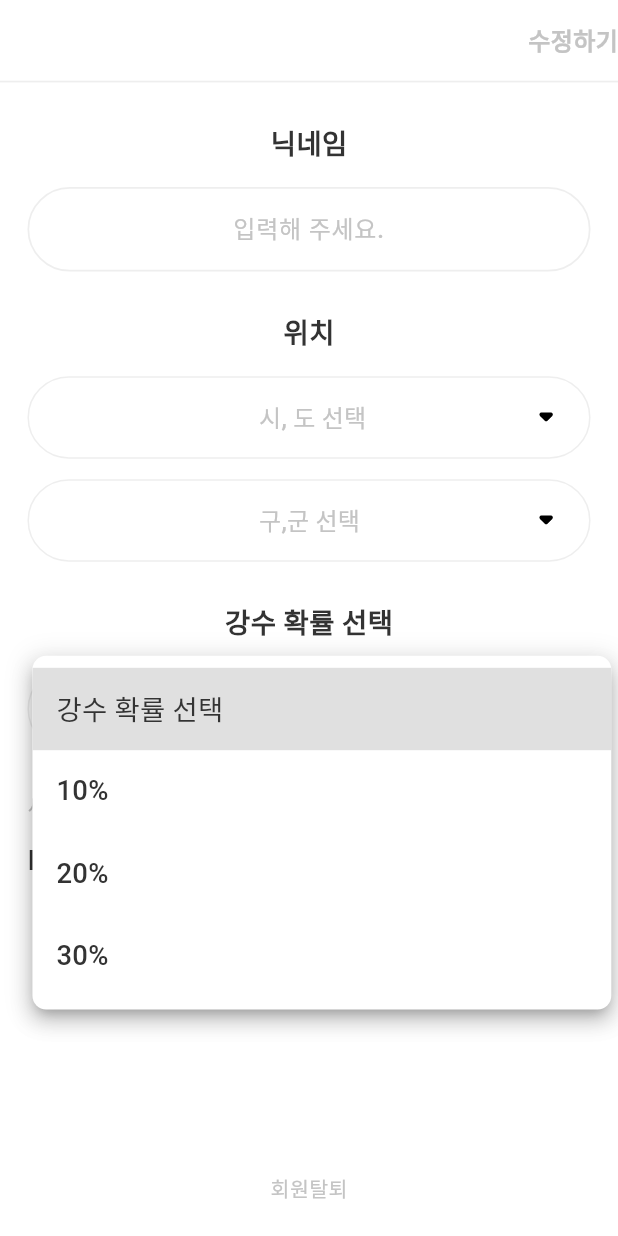
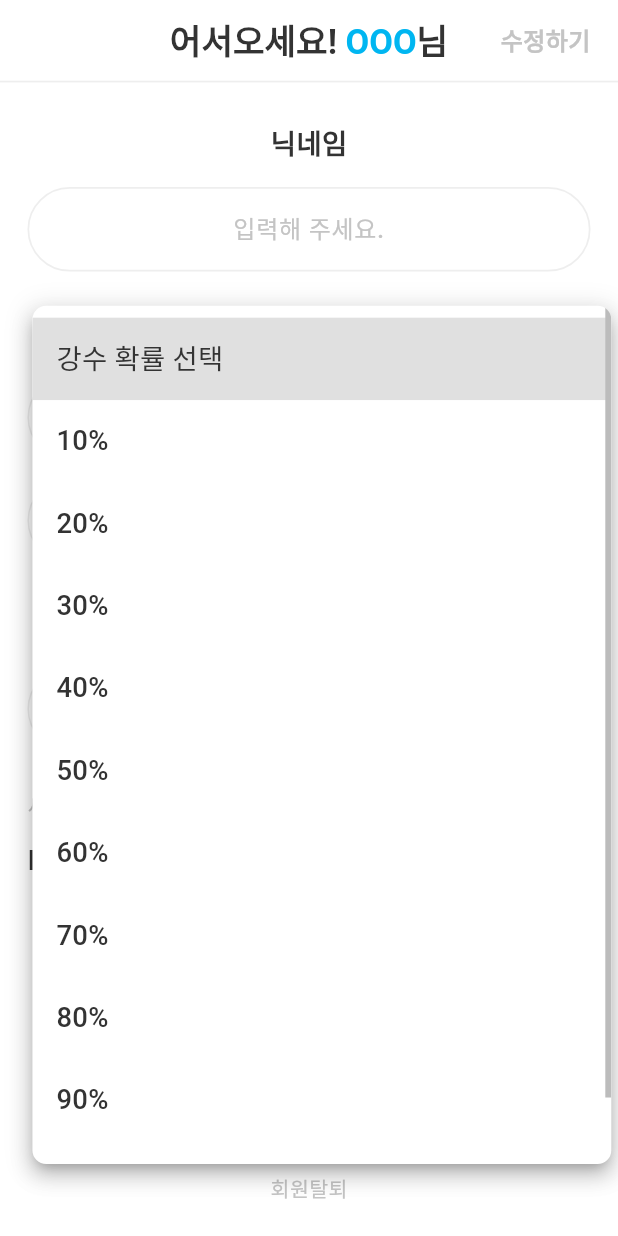
Before and after one commit to Sheeps-Dev-Team/car-warshing-day-client, a Flutter app: the ProfilePage screen opened directly, after a tap on "강수 확률 선택", on a phone screen of 412 x 824 dp. Run offline on Flutter 3.47's test engine with Material 3 defaults, Android fonts, the phone set to English and light mode, and no system bars; our stand-ins replace extended_image, flutter_svg, fluttertoast, gap, get, lottie and 1 more; Roboto replaces fonts that are missing (Pretendard); project files that could hold a hidden picture were left out.

Commit message:
프로필 페이지 수정

```diff
--- a/lib/screens/login/controllers/login_controller.dart
+++ b/lib/screens/login/controllers/login_controller.dart
@@ -3,6 +3,7 @@ import 'package:get/get.dart';
 class LoginController extends GetxController {
   RxString selectedArea = ''.obs; // 선택된 시, 도
   RxString selectedSubArea = ''.obs; // 선택된 구, 군
+  RxString selectedPrecipitationProbability = ''.obs;
 
   // 매장 검색
   // void storeSearch() {
--- a/lib/screens/main/controllers/main_page_controller.dart
+++ b/lib/screens/main/controllers/main_page_controller.dart
@@ -18,8 +18,8 @@ class MainPageController extends GetxController {
       'iconPath': GlobalAssets.svgCalendar,
     },
     {
-      //'page': () => ProfilePage(),
-      'page': () => LoginPage(),
+      'page': () => ProfilePage(),
+      //'page': () => LoginPage(),
       'iconPath': GlobalAssets.svgPerson,
     },
   ];
--- a/lib/screens/profile/controllers/profile_controller.dart
+++ b/lib/screens/profile/controllers/profile_controller.dart
@@ -9,4 +9,5 @@ class ProfileController extends GetxController {
 
   RxString selectedArea = ''.obs; // 선택된 시, 도
   RxString selectedSubArea = ''.obs; // 선택된 구, 군
+  RxString selectedPrecipitationProbability = ''.obs; // 선택된 강수 확률
 }
--- a/lib/screens/profile/profile_page.dart
+++ b/lib/screens/profile/profile_page.dart
@@ -1,4 +1,5 @@
 import 'package:car_washing_day/config/constants.dart';
+import 'package:car_washing_day/data/region_data.dart';
 import 'package:car_washing_day/screens/login/login_page.dart';
 import 'package:car_washing_day/screens/profile/controllers/profile_controller.dart';
 import 'package:car_washing_day/screens/profile/profile_detail_page.dart';
@@ -25,26 +26,61 @@ class ProfilePage extends StatelessWidget {
     return BaseWidget(
       child: Scaffold(
         appBar: CustomAppBar(
-          //title: isLogin ? '로그인 해주세요' : ,
-          leading: SizedBox.shrink(),
+          centerTitle: true,
+          title: isLogin ? '로그인 해주세요' : '',
+          titleWidget: isLogin
+              ? null
+              : RichText(
+                  text: TextSpan(
+                      style: $style.text.headline20.copyWith(
+                          color: $style.colors.primary,
+                          fontWeight: FontWeight.w700),
+                      children: [
+                        TextSpan(
+                          text: '어서오세요! ',
+                          style: $style.text.headline20
+                              .copyWith(fontWeight: FontWeight.w700),
+                        ),
+                        const TextSpan(
+                          text: 'OOO',
+                        ),
+                        TextSpan(
+                          text: '님',
+                          style: $style.text.headline20
+                              .copyWith(fontWeight: FontWeight.w700),
+                        ),
+                      ]),
+                ),
+          leading: const SizedBox.shrink(),
           actions: [
             isLogin
-                ? SizedBox.shrink()
-                : InkWell(
+                ? const SizedBox.shrink()
+                : Row(
+                    children: [
+                      InkWell(
                         onTap: () {},
                         child: Text(
                           '수정하기',
                           style: $style.text.headline14
                               .copyWith(color: $style.colors.grey),
+                          textAlign: TextAlign.center,
                         ),
+                      ),
+                      Gap($style.insets.$16),
+                    ],
                   )
           ],
         ),
         body: GestureDetector(
           onTap: GlobalFunction.unFocus,
           child: Padding(
-            padding: EdgeInsets.symmetric(horizontal: $style.insets.$16),
+            padding: isLogin
+                ? EdgeInsets.symmetric(horizontal: 104 * sizeUnit)
+                : EdgeInsets.symmetric(horizontal: $style.insets.$16),
             child: Column(
+              crossAxisAlignment: CrossAxisAlignment.center,
+              mainAxisAlignment:
+                  isLogin ? MainAxisAlignment.center : MainAxisAlignment.start,
               children: [
                 if (isLogin) ...{
                   InkWell(
@@ -67,6 +103,7 @@ class ProfilePage extends StatelessWidget {
                       ),
                     ),
                   ),
+                  Gap($style.insets.$12),
                   Text(
                     '로그인 후 이용이 가능합니다:)',
                     style: $style.text.subTitle12
@@ -107,7 +144,7 @@ class ProfilePage extends StatelessWidget {
                                 value: controller.selectedArea.isEmpty
                                     ? null
                                     : controller.selectedArea.value,
-                                items: ['시, 도 선택', '서울특별시', '인천광역시'],
+                                items: ['시, 도 선택', ...areaMap.keys],
                                 hintText: '시, 도 선택',
                                 onChanged: (value) {
                                   controller.selectedSubArea('');
@@ -131,12 +168,16 @@ class ProfilePage extends StatelessWidget {
                                 value: controller.selectedSubArea.isEmpty
                                     ? null
                                     : controller.selectedSubArea.value,
-                                items: ['구,군 선택', '연수구', '남동구'],
+                                items: controller.selectedArea.isEmpty
+                                    ? []
+                                    : [
+                                        '구, 군 선택',
+                                        ...areaMap[
+                                            controller.selectedArea.value]!
+                                      ],
                                 hintText: '구,군 선택',
                                 onChanged: (value) {
-                                  controller.selectedSubArea('');
-
-                                  if (value == '시, 도 선택') {
+                                  if (value == '구, 군 선택') {
                                     controller.selectedSubArea('');
                                   } else {
                                     controller.selectedSubArea(value);
@@ -157,18 +198,33 @@ class ProfilePage extends StatelessWidget {
                               () => CustomDropdownButton(
                                 border:
                                     Border.all(color: $style.colors.lightGrey),
-                                value: controller.selectedSubArea.isEmpty
+                                value: controller
+                                        .selectedPrecipitationProbability
+                                        .isEmpty
                                     ? null
-                                    : controller.selectedSubArea.value,
-                                items: ['강수 확률 선택', '10%', '20%', '30%'],
+                                    : controller
+                                        .selectedPrecipitationProbability.value,
+                                items: [
+                                  '강수 확률 선택',
+                                  '10%',
+                                  '20%',
+                                  '30%',
+                                  '40%',
+                                  '50%',
+                                  '60%',
+                                  '70%',
+                                  '80%',
+                                  '90%',
+                                  '100%'
+                                ],
                                 hintText: '강수 확률 선택',
                                 onChanged: (value) {
-                                  controller.selectedSubArea('');
-
                                   if (value == '강수 확률 선택') {
-                                    controller.selectedSubArea('');
+                                    controller
+                                        .selectedPrecipitationProbability('');
                                   } else {
-                                    controller.selectedSubArea(value);
+                                    controller.selectedPrecipitationProbability(
+                                        value);
                                   }
                                 },
                               ),
```
Also changed, not shown: lib/screens/login/login_detail_page.dart (+23 -11 lines), 1 other file. Lines whose indentation alone changed are shown as unchanged.
